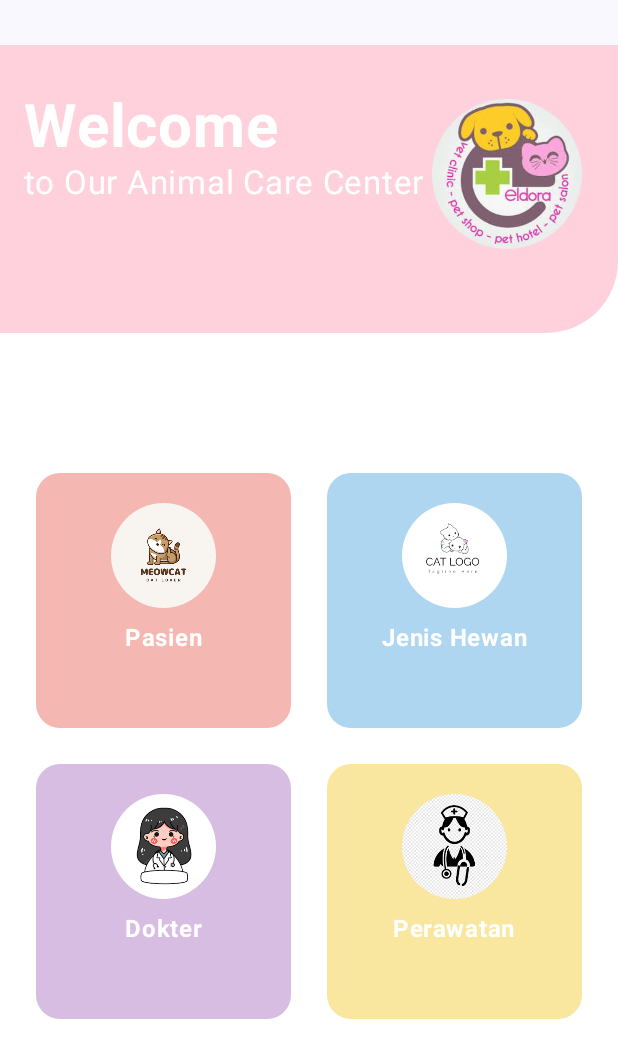
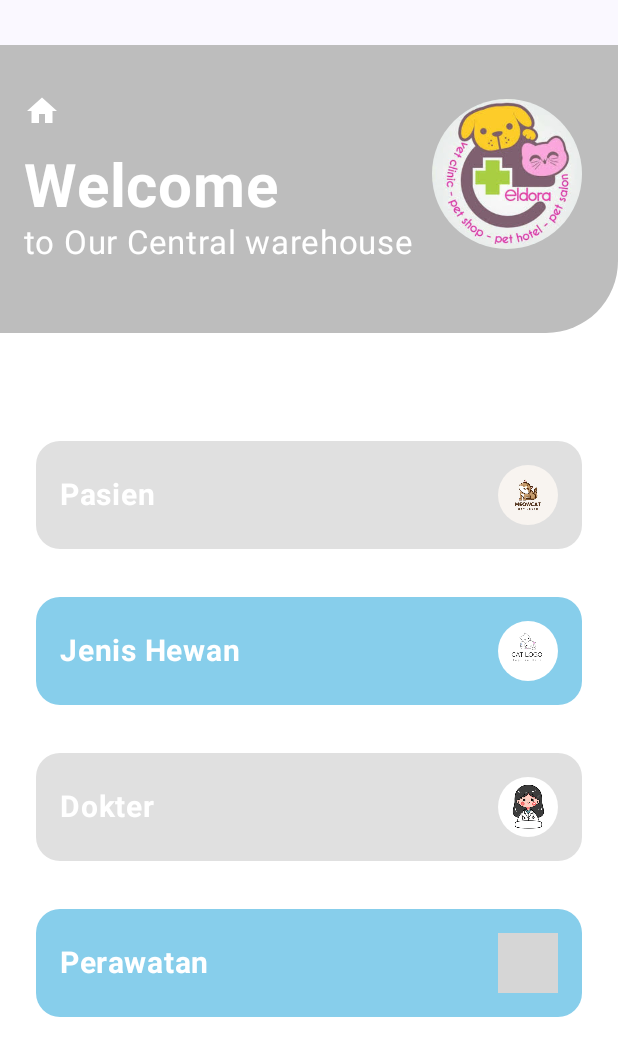
Before and after one commit to Zahro03/A5_066, an Android app built with Jetpack Compose: the home screen opened through its navigation route, on a phone screen of 412 x 824 dp. Shown: the top 1058 px of the screen. Run offline under Robolectric (Android 15) with nearby library versions, the light colour scheme and no system bars; grey boxes are pictures that could not be loaded.

Commit message:
Menambahkan HomePage

```diff
--- a/app/src/main/java/com/example/a5_066/ui/view/HomePage.kt
+++ b/app/src/main/java/com/example/a5_066/ui/view/HomePage.kt
@@ -59,7 +59,7 @@ fun HeaderSection() {
         modifier = Modifier
             .fillMaxWidth()
             .clip(RoundedCornerShape(bottomEnd = 48.dp))
-            .background(color = Color(0xFFFFD1DC)) // Warna pastel pink
+            .background(color = Color(0xFFBDBDBD))
             .padding(bottom = 32.dp)
     ) {
         Row(
@@ -68,6 +68,12 @@ fun HeaderSection() {
                 .padding(start = 8.dp, top = 24.dp)
         ) {
             Column {
+                Icon(
+                    Icons.Filled.Home,
+                    contentDescription = "Home Icon",
+                    tint = Color.White,
+                    modifier = Modifier.padding(8.dp)
+                )
                 Spacer(Modifier.padding(3.dp))
                 Text(
                     text = "Welcome",
@@ -77,7 +83,7 @@ fun HeaderSection() {
                     modifier = Modifier.padding(start = 8.dp)
                 )
                 Text(
-                    text = "to Our Animal Care Center",
+                    text = "to Our Central warehouse",
                     fontSize = 22.sp,
                     color = Color.White,
                     modifier = Modifier.padding(start = 8.dp)
@@ -108,19 +114,13 @@ fun BodySection(
     Column(
         modifier = Modifier
             .fillMaxSize()
-            .padding(16.dp)
-            .padding(bottom = 100.dp), // Tambahkan padding bawah untuk menaikkan layout ke atas
-        verticalArrangement = Arrangement.Center, // Konten sejajar vertikal di tengah layar
-        horizontalAlignment = Alignment.CenterHorizontally // Konten sejajar horizontal di tengah layar
-    ) {
-        Row(
-            horizontalArrangement = Arrangement.spacedBy(24.dp), // Jarak antar kartu lebih besar
-            modifier = Modifier.align(Alignment.CenterHorizontally) // Row di tengah horizontal
+            .padding(16.dp),
+        verticalArrangement = Arrangement.spacedBy(16.dp)
     ) {
         ManageCard(
             title = "Pasien",
             description = "",
-                backgroundColor = Color(0xFFF5B7B1), // Peach pastel
+            backgroundColor = Color(0xFFE0E0E0),
             iconResource = R.drawable.pasieen,
             onClick = { onItemClick("Pasien") }
         )
@@ -128,22 +128,15 @@ fun BodySection(
         ManageCard(
             title = "Jenis Hewan",
             description = "",
-                backgroundColor = Color(0xFFAED6F1), // Biru muda pastel
+            backgroundColor = Color(0xFF87CEEB),
             iconResource = R.drawable.jenis,
             onClick = { onItemClick("Jenis Hewan") }
         )
-        }
 
-        Spacer(modifier = Modifier.size(24.dp)) // Jarak antar baris lebih besar
-
-        Row(
-            horizontalArrangement = Arrangement.spacedBy(24.dp), // Jarak antar kartu lebih besar
-            modifier = Modifier.align(Alignment.CenterHorizontally) // Row di tengah horizontal
-        ) {
         ManageCard(
             title = "Dokter",
             description = "",
-                backgroundColor = Color(0xFFD7BDE2), // Ungu pastel
+            backgroundColor = Color(0xFFE0E0E0),
             iconResource = R.drawable.dokter,
             onClick = { onItemClick("Dokter") }
         )
@@ -151,11 +144,12 @@ fun BodySection(
         ManageCard(
             title = "Perawatan",
             description = "",
-                backgroundColor = Color(0xFFF9E79F), // Kuning pastel
-                iconResource = R.drawable.perawatpng,
+            backgroundColor = Color(0xFF87CEEB),
+            iconResource = R.drawable.perawatan,
             onClick = { onItemClick("Perawatan") }
         )
-        }
+
+        Spacer(modifier = Modifier.size(16.dp))
     }
 }
 
@@ -169,41 +163,33 @@ fun ManageCard(
 ) {
     Card(
         modifier = Modifier
-            .size(170.dp) // Ukuran kartu diperbesar menjadi 160x160 dp
-            .clickable { onClick() },
-        shape = RoundedCornerShape(16.dp), // Sudut melengkung
+            .fillMaxWidth()
+            .clickable { onClick() }
+            .padding(8.dp),
+        shape = RoundedCornerShape(16.dp),
         colors = CardDefaults.cardColors(containerColor = backgroundColor)
     ) {
-        Column(
-            verticalArrangement = Arrangement.Center,
-            horizontalAlignment = Alignment.CenterHorizontally,
-            modifier = Modifier.fillMaxSize()
+        Row(
+            verticalAlignment = Alignment.CenterVertically,
+            horizontalArrangement = Arrangement.SpaceBetween,
+            modifier = Modifier
+                .fillMaxWidth()
+                .padding(16.dp)
         ) {
-            // Gambar icon
+            Column(modifier = Modifier.weight(1f)) {
+                Text(
+                    text = title,
+                    fontSize = 20.sp,
+                    fontWeight = FontWeight.Bold,
+                    color = Color.White
+                )
+            }
             Image(
                 painter = painterResource(id = iconResource),
                 contentDescription = "$title Icon",
                 modifier = Modifier
-                    .size(70.dp) // Ukuran ikon diperbesar menjadi 70 dp
+                    .size(40.dp)
                     .clip(CircleShape)
-            )
-
-            // Teks judul
-            Text(
-                text = title,
-                fontSize = 16.sp, // Ukuran teks diperbesar
-                fontWeight = FontWeight.Bold,
-                color = Color.White,
-                modifier = Modifier.padding(top = 8.dp)
-            )
-
-            // Teks deskripsi
-            Text(
-                text = description,
-                fontSize = 12.sp,
-                fontWeight = FontWeight.Normal,
-                color = Color.White,
-                modifier = Modifier.padding(top = 4.dp)
             )
         }
     }
```
Lines whose indentation alone changed are shown as unchanged.
